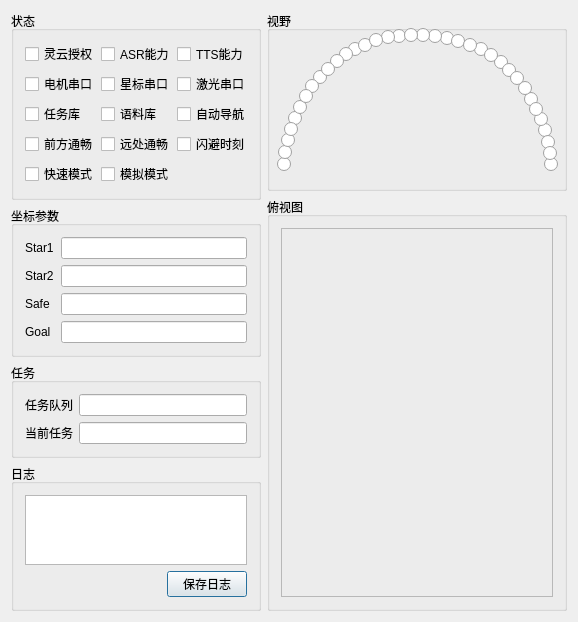
MuseumRobot/RobotQ, file RobotQ/DashBoard.ui: the form before one commit.
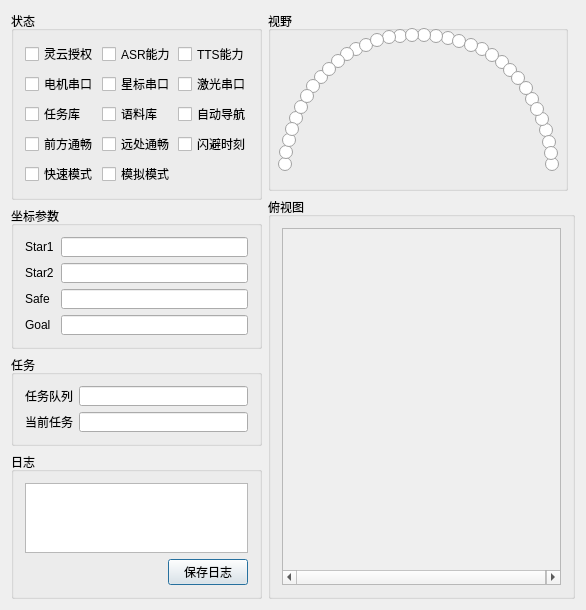
The form after the commit. Icons and pictures are not drawn. Custom widgets are drawn as their Qt base class.

Patch:
```diff
--- a/RobotQ/DashBoard.ui
+++ b/RobotQ/DashBoard.ui
@@ -6,20 +6,26 @@
    <rect>
     <x>0</x>
     <y>0</y>
-    <width>578</width>
-    <height>548</height>
+    <width>586</width>
+    <height>536</height>
    </rect>
   </property>
+  <property name="sizePolicy">
+   <sizepolicy hsizetype="Preferred" vsizetype="Maximum">
+    <horstretch>0</horstretch>
+    <verstretch>0</verstretch>
+   </sizepolicy>
+  </property>
   <property name="windowTitle">
    <string>DashBoard</string>
   </property>
-  <layout class="QHBoxLayout" name="horizontalLayout_7">
+  <layout class="QHBoxLayout" name="horizontalLayout_8">
    <item>
     <layout class="QVBoxLayout" name="verticalLayout_4">
      <item>
       <widget class="QGroupBox" name="groupBox_4">
        <property name="sizePolicy">
-        <sizepolicy hsizetype="Fixed" vsizetype="Minimum">
+        <sizepolicy hsizetype="Preferred" vsizetype="Minimum">
          <horstretch>0</horstretch>
          <verstretch>0</verstretch>
         </sizepolicy>
@@ -30,6 +36,12 @@
          <height>0</height>
         </size>
        </property>
+       <property name="maximumSize">
+        <size>
+         <width>300</width>
+         <height>1000</height>
+        </size>
+       </property>
        <property name="title">
         <string>状态</string>
        </property>
@@ -350,6 +362,18 @@
      </item>
      <item>
       <widget class="QGroupBox" name="groupBox">
+       <property name="sizePolicy">
+        <sizepolicy hsizetype="Preferred" vsizetype="Preferred">
+         <horstretch>0</horstretch>
+         <verstretch>0</verstretch>
+        </sizepolicy>
+       </property>
+       <property name="maximumSize">
+        <size>
+         <width>300</width>
+         <height>1000</height>
+        </size>
+       </property>
        <property name="title">
         <string>坐标参数</string>
        </property>
@@ -359,7 +383,7 @@
           <item>
            <widget class="QLabel" name="label_6">
             <property name="sizePolicy">
-             <sizepolicy hsizetype="Fixed" vsizetype="Preferred">
+             <sizepolicy hsizetype="Fixed" vsizetype="Fixed">
               <horstretch>0</horstretch>
               <verstretch>0</verstretch>
              </sizepolicy>
@@ -377,6 +401,18 @@
           </item>
           <item>
            <widget class="QLineEdit" name="posStar1">
+            <property name="sizePolicy">
+             <sizepolicy hsizetype="Preferred" vsizetype="Preferred">
+              <horstretch>1</horstretch>
+              <verstretch>1</verstretch>
+             </sizepolicy>
+            </property>
+            <property name="maximumSize">
+             <size>
+              <width>300</width>
+              <height>20</height>
+             </size>
+            </property>
             <property name="text">
              <string/>
             </property>
@@ -389,7 +425,7 @@
           <item>
            <widget class="QLabel" name="label_8">
             <property name="sizePolicy">
-             <sizepolicy hsizetype="Fixed" vsizetype="Preferred">
+             <sizepolicy hsizetype="Fixed" vsizetype="Fixed">
               <horstretch>0</horstretch>
               <verstretch>0</verstretch>
              </sizepolicy>
@@ -407,6 +443,18 @@
           </item>
           <item>
            <widget class="QLineEdit" name="posStar2">
+            <property name="sizePolicy">
+             <sizepolicy hsizetype="Preferred" vsizetype="Preferred">
+              <horstretch>1</horstretch>
+              <verstretch>1</verstretch>
+             </sizepolicy>
+            </property>
+            <property name="maximumSize">
+             <size>
+              <width>300</width>
+              <height>20</height>
+             </size>
+            </property>
             <property name="text">
              <string/>
             </property>
@@ -419,7 +467,7 @@
           <item>
            <widget class="QLabel" name="label_11">
             <property name="sizePolicy">
-             <sizepolicy hsizetype="Fixed" vsizetype="Preferred">
+             <sizepolicy hsizetype="Fixed" vsizetype="Fixed">
               <horstretch>0</horstretch>
               <verstretch>0</verstretch>
              </sizepolicy>
@@ -437,6 +485,18 @@
           </item>
           <item>
            <widget class="QLineEdit" name="posSafe">
+            <property name="sizePolicy">
+             <sizepolicy hsizetype="Preferred" vsizetype="Preferred">
+              <horstretch>1</horstretch>
+              <verstretch>1</verstretch>
+             </sizepolicy>
+            </property>
+            <property name="maximumSize">
+             <size>
+              <width>300</width>
+              <height>20</height>
+             </size>
+            </property>
             <property name="text">
              <string/>
             </property>
@@ -449,7 +509,7 @@
           <item>
            <widget class="QLabel" name="label_7">
             <property name="sizePolicy">
-             <sizepolicy hsizetype="Fixed" vsizetype="Preferred">
+             <sizepolicy hsizetype="Fixed" vsizetype="Fixed">
               <horstretch>0</horstretch>
               <verstretch>0</verstretch>
              </sizepolicy>
@@ -467,6 +527,18 @@
           </item>
           <item>
            <widget class="QLineEdit" name="posGoal">
+            <property name="sizePolicy">
+             <sizepolicy hsizetype="Preferred" vsizetype="Preferred">
+              <horstretch>1</horstretch>
+              <verstretch>1</verstretch>
+             </sizepolicy>
+            </property>
+            <property name="maximumSize">
+             <size>
+              <width>300</width>
+              <height>20</height>
+             </size>
+            </property>
             <property name="text">
              <string/>
             </property>
@@ -479,6 +551,18 @@
      </item>
      <item>
       <widget class="QGroupBox" name="groupBox_3">
+       <property name="sizePolicy">
+        <sizepolicy hsizetype="Preferred" vsizetype="Preferred">
+         <horstretch>0</horstretch>
+         <verstretch>0</verstretch>
+        </sizepolicy>
+       </property>
+       <property name="maximumSize">
+        <size>
+         <width>300</width>
+         <height>1000</height>
+        </size>
+       </property>
        <property name="title">
         <string>任务</string>
        </property>
@@ -487,6 +571,12 @@
          <layout class="QHBoxLayout" name="horizontalLayout_6">
           <item>
            <widget class="QLabel" name="label_5">
+            <property name="sizePolicy">
+             <sizepolicy hsizetype="Fixed" vsizetype="Fixed">
+              <horstretch>0</horstretch>
+              <verstretch>0</verstretch>
+             </sizepolicy>
+            </property>
             <property name="text">
              <string>任务队列</string>
             </property>
@@ -494,6 +584,18 @@
           </item>
           <item>
            <widget class="QLineEdit" name="text_Todolist">
+            <property name="sizePolicy">
+             <sizepolicy hsizetype="Preferred" vsizetype="Preferred">
+              <horstretch>1</horstretch>
+              <verstretch>1</verstretch>
+             </sizepolicy>
+            </property>
+            <property name="maximumSize">
+             <size>
+              <width>300</width>
+              <height>20</height>
+             </size>
+            </property>
             <property name="text">
              <string/>
             </property>
@@ -505,6 +607,12 @@
          <layout class="QHBoxLayout" name="horizontalLayout_10">
           <item>
            <widget class="QLabel" name="label_9">
+            <property name="sizePolicy">
+             <sizepolicy hsizetype="Fixed" vsizetype="Fixed">
+              <horstretch>0</horstretch>
+              <verstretch>0</verstretch>
+             </sizepolicy>
+            </property>
             <property name="text">
              <string>当前任务</string>
             </property>
@@ -512,6 +620,18 @@
           </item>
           <item>
            <widget class="QLineEdit" name="text_CurrentTaskId">
+            <property name="sizePolicy">
+             <sizepolicy hsizetype="Preferred" vsizetype="Preferred">
+              <horstretch>1</horstretch>
+              <verstretch>1</verstretch>
+             </sizepolicy>
+            </property>
+            <property name="maximumSize">
+             <size>
+              <width>300</width>
+              <height>20</height>
+             </size>
+            </property>
             <property name="text">
              <string/>
             </property>
@@ -524,12 +644,36 @@
      </item>
      <item>
       <widget class="QGroupBox" name="groupBox_2">
+       <property name="sizePolicy">
+        <sizepolicy hsizetype="Preferred" vsizetype="Preferred">
+         <horstretch>0</horstretch>
+         <verstretch>0</verstretch>
+        </sizepolicy>
+       </property>
+       <property name="maximumSize">
+        <size>
+         <width>300</width>
+         <height>1000</height>
+        </size>
+       </property>
        <property name="title">
         <string>日志</string>
        </property>
        <layout class="QVBoxLayout" name="verticalLayout_3">
         <item>
          <widget class="QPlainTextEdit" name="textStatus">
+          <property name="sizePolicy">
+           <sizepolicy hsizetype="Preferred" vsizetype="Preferred">
+            <horstretch>1</horstretch>
+            <verstretch>1</verstretch>
+           </sizepolicy>
+          </property>
+          <property name="maximumSize">
+           <size>
+            <width>300</width>
+            <height>16777215</height>
+           </size>
+          </property>
           <property name="plainText">
            <string/>
           </property>
@@ -567,10 +711,12 @@
    <item>
     <layout class="QVBoxLayout" name="verticalLayout_5">
      <item>
+      <layout class="QHBoxLayout" name="horizontalLayout_7">
+       <item>
       <widget class="QGroupBox" name="groupBox_5">
        <property name="sizePolicy">
         <sizepolicy hsizetype="Fixed" vsizetype="Fixed">
-         <horstretch>0</horstretch>
+           <horstretch>5</horstretch>
          <verstretch>0</verstretch>
         </sizepolicy>
        </property>
@@ -1443,7 +1589,28 @@
       </widget>
      </item>
      <item>
+        <spacer name="horizontalSpacer_2">
+         <property name="orientation">
+          <enum>Qt::Horizontal</enum>
+         </property>
+         <property name="sizeHint" stdset="0">
+          <size>
+           <width>40</width>
+           <height>20</height>
+          </size>
+         </property>
+        </spacer>
+       </item>
+      </layout>
+     </item>
+     <item>
       <widget class="QGroupBox" name="groupBox_6">
+       <property name="sizePolicy">
+        <sizepolicy hsizetype="Expanding" vsizetype="Expanding">
+         <horstretch>100</horstretch>
+         <verstretch>100</verstretch>
+        </sizepolicy>
+       </property>
        <property name="minimumSize">
         <size>
          <width>200</width>
@@ -1455,14 +1622,45 @@
        </property>
        <layout class="QHBoxLayout" name="horizontalLayout_3">
         <item>
-         <widget class="Overview" name="m_Overview">
-          <property name="frameShape">
-           <enum>QFrame::StyledPanel</enum>
+         <widget class="QScrollArea" name="m_scrollArea">
+          <property name="sizePolicy">
+           <sizepolicy hsizetype="Expanding" vsizetype="Expanding">
+            <horstretch>0</horstretch>
+            <verstretch>0</verstretch>
+           </sizepolicy>
           </property>
-          <property name="frameShadow">
-           <enum>QFrame::Raised</enum>
+          <property name="baseSize">
+           <size>
+            <width>0</width>
+            <height>0</height>
+           </size>
           </property>
-         </widget>
+          <property name="widgetResizable">
+           <bool>true</bool>
+          </property>
+          <widget class="QWidget" name="scrollAreaWidgetContents_3">
+           <property name="geometry">
+            <rect>
+             <x>0</x>
+             <y>0</y>
+             <width>278</width>
+             <height>308</height>
+            </rect>
+           </property>
+           <property name="minimumSize">
+            <size>
+             <width>278</width>
+             <height>308</height>
+            </size>
+           </property>
+           <property name="baseSize">
+            <size>
+             <width>800</width>
+             <height>600</height>
+            </size>
+           </property>
+          </widget>
+         </widget>
         </item>
        </layout>
       </widget>
@@ -1473,14 +1671,6 @@
   <zorder>m_Overview</zorder>
  </widget>
  <layoutdefault spacing="6" margin="11"/>
- <customwidgets>
-  <customwidget>
-   <class>Overview</class>
-   <extends>QFrame</extends>
-   <header>overview.h</header>
-   <container>1</container>
-  </customwidget>
- </customwidgets>
  <resources>
   <include location="robotq.qrc"/>
  </resources>
```
Left out of the diff: 1 changed line with no effect on the pictures. Lines whose indentation alone changed are shown as unchanged.
